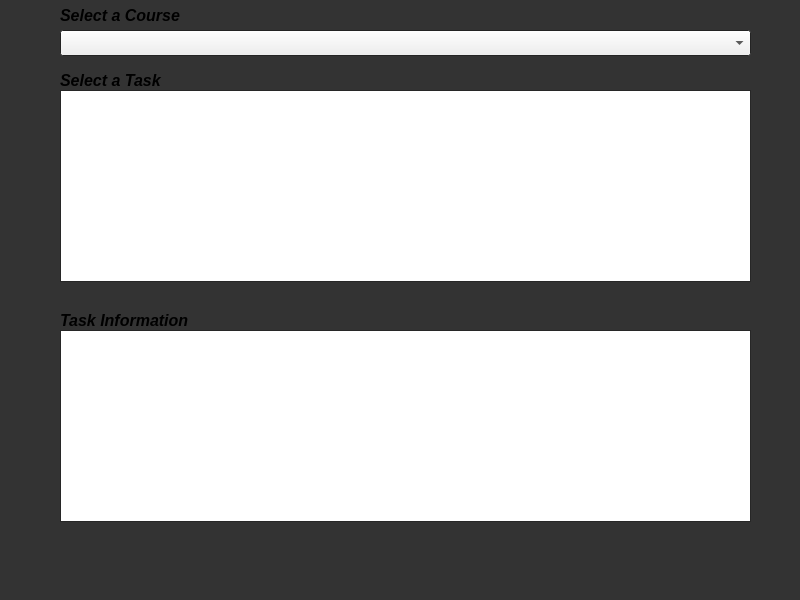
This is TAEval-Client/tawindow.ui in wfairclough/TAE as Qt 5 draws it before an edit. The edited form follows.
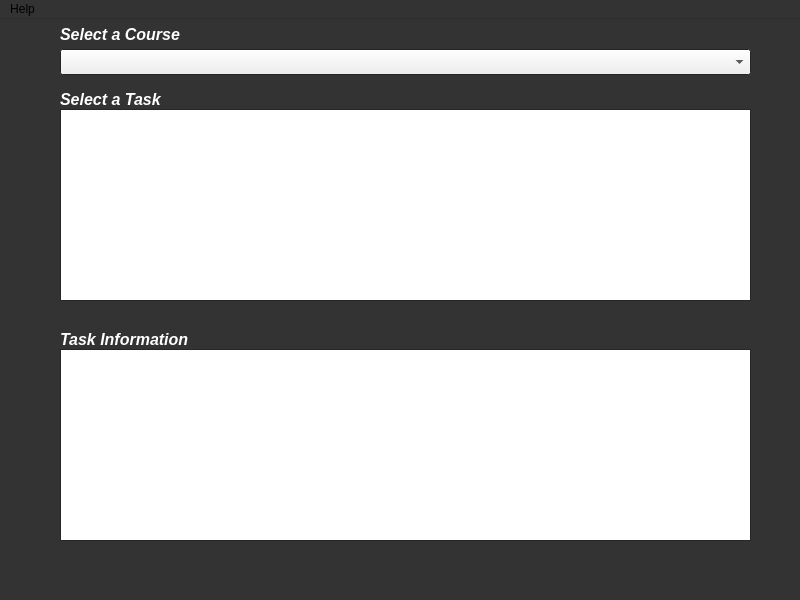
This is the edited form.

Commit message: changed font color and fix build error.

```diff
--- a/TAEval-Client/tawindow.ui
+++ b/TAEval-Client/tawindow.ui
@@ -105,6 +105,9 @@
       <bold>true</bold>
      </font>
     </property>
+    <property name="styleSheet">
+     <string notr="true">color: white;</string>
+    </property>
     <property name="text">
      <string>Select a Course</string>
     </property>
@@ -136,6 +139,9 @@
       <bold>true</bold>
      </font>
     </property>
+    <property name="styleSheet">
+     <string notr="true">color: white;</string>
+    </property>
     <property name="text">
      <string>Select a Task</string>
     </property>
@@ -167,6 +173,9 @@
       <bold>true</bold>
      </font>
     </property>
+    <property name="styleSheet">
+     <string notr="true">color: white;</string>
+    </property>
     <property name="text">
      <string>Task Information</string>
     </property>
@@ -178,9 +187,15 @@
      <x>0</x>
      <y>0</y>
      <width>800</width>
-     <height>24</height>
+     <height>22</height>
     </rect>
    </property>
+   <widget class="QMenu" name="menuHelp">
+    <property name="title">
+     <string>Help</string>
+    </property>
+   </widget>
+   <addaction name="menuHelp"/>
   </widget>
  </widget>
  <resources/>
```
The commit also changes 1 other file.
